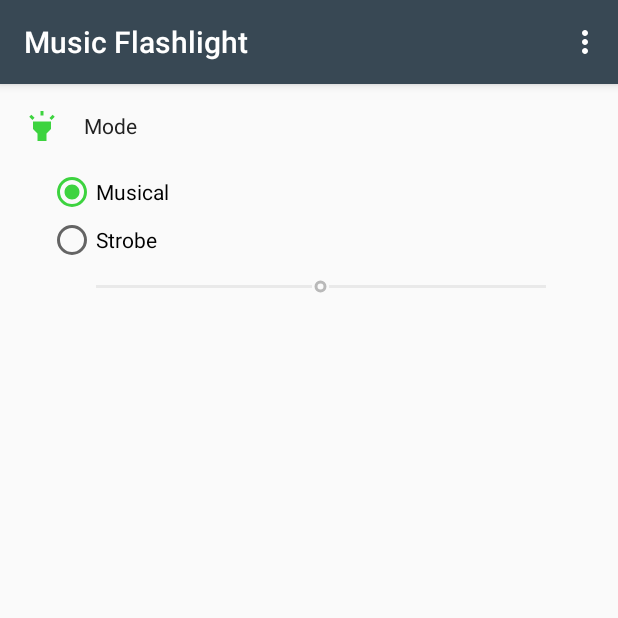
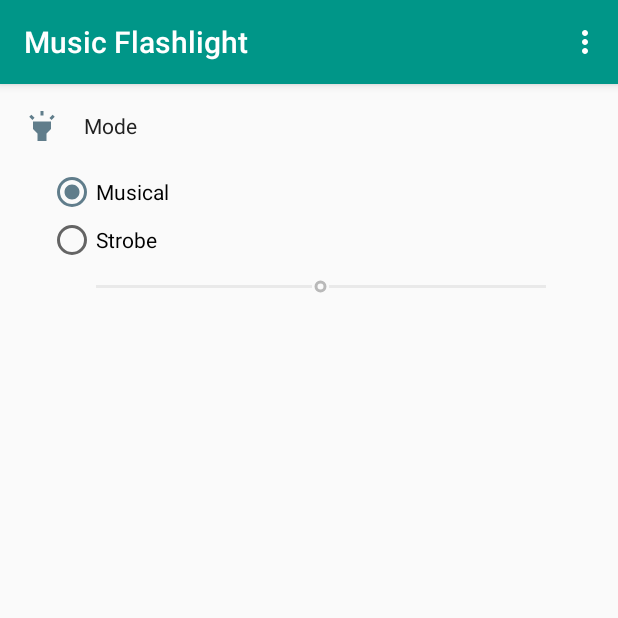
Before and after one commit to Theo95RO/MusicFlashlight, an Android app: the screen it shows after launch (MainActivity), in the options menu, after a tap on "About", on a phone screen of 412 x 824 dp, the top half of it. Run offline under Robolectric (Android 15) with nearby library versions, the phone set to English and light mode, and no system bars; our stand-ins replace AdMob; libraries missing offline, so code that uses them is left out: mehdi.sakout.aboutpage; 3 statements that could not run were skipped.

Commit message:
New design

```diff
--- a/app/build.gradle
+++ b/app/build.gradle
@@ -8,7 +8,7 @@ android {
         minSdkVersion 14
         targetSdkVersion 25
         versionCode 8
-        versionName "1.1.2"
+        versionName "1.2"
         testInstrumentationRunner "android.support.test.runner.AndroidJUnitRunner"
     }
     buildTypes {
--- a/app/src/main/AndroidManifest.xml
+++ b/app/src/main/AndroidManifest.xml
@@ -15,8 +15,8 @@
 
     <application
         android:allowBackup="true"
-        android:icon="@mipmap/ic_launcher"
-        android:roundIcon="@mipmap/ic_launcher"
+        android:icon="@mipmap/ic_launcher_teal"
+        android:roundIcon="@mipmap/ic_launcher_teal"
         android:label="@string/app_name"
         android:supportsRtl="true"
         android:theme="@style/AppTheme">
--- a/app/src/main/java/com/gmail/btheo95/musicflashlight/activity/MainActivity.java
+++ b/app/src/main/java/com/gmail/btheo95/musicflashlight/activity/MainActivity.java
@@ -1,8 +1,6 @@
 package com.gmail.btheo95.musicflashlight.activity;
 
-import android.animation.ArgbEvaluator;
-import android.animation.ObjectAnimator;
-import android.animation.ValueAnimator;
+import android.app.ActivityManager;
 import android.app.Fragment;
 import android.app.FragmentTransaction;
 import android.content.BroadcastReceiver;
@@ -13,11 +11,14 @@ import android.content.Intent;
 import android.content.IntentFilter;
 import android.content.ServiceConnection;
 import android.content.pm.PackageManager;
-import android.content.res.ColorStateList;
+import android.graphics.Bitmap;
+import android.graphics.BitmapFactory;
+import android.os.Build;
 import android.os.Bundle;
 import android.os.IBinder;
 import android.os.Vibrator;
 import android.support.annotation.NonNull;
+import android.support.annotation.RequiresApi;
 import android.support.design.widget.FloatingActionButton;
 import android.support.v4.content.ContextCompat;
 import android.support.v4.content.LocalBroadcastManager;
@@ -28,7 +29,6 @@ import android.view.Menu;
 import android.view.MenuInflater;
 import android.view.MenuItem;
 import android.view.View;
-import android.view.animation.DecelerateInterpolator;
 import android.widget.RadioGroup;
 import android.widget.SeekBar;
 import android.widget.Toast;
@@ -88,6 +88,9 @@ public class MainActivity extends AppCompatActivity implements AboutFragment.OnF
 
         mFirebaseAnalytics = FirebaseAnalytics.getInstance(this);
 
+        if (Build.VERSION.SDK_INT >= Build.VERSION_CODES.LOLLIPOP) {
+            initialiseRecentView();
+        }
         initialiseBroadcastReceiver();
         initialiseViews();
         startResources();
@@ -96,12 +99,26 @@ public class MainActivity extends AppCompatActivity implements AboutFragment.OnF
                 getFragmentManager().findFragmentById(R.id.main_fragment);
     }
 
+    @RequiresApi(api = Build.VERSION_CODES.LOLLIPOP)
+    private void initialiseRecentView() {
+        Bitmap bm = BitmapFactory.decodeResource(getResources(), R.mipmap.ic_launcher_teal);
+        ActivityManager.TaskDescription taskDesc = new ActivityManager.TaskDescription(getString(R.string.app_name), bm, ContextCompat.getColor(this, R.color.primary_dark));
+        setTaskDescription(taskDesc);
+    }
+
     private void initialiseViews() {
 
         mFab = (FloatingActionButton) findViewById(R.id.fab);
+        mFab.setOnClickListener(new View.OnClickListener() {
+
+            @Override
+            public void onClick(View view) {
+                fabAction(true);
+            }
+        });
+        changeFabIcon();
+
         mAdView = (AdView) findViewById(R.id.ad_view);
-
-
         mAdRequest = new AdRequest.Builder()
                 .addTestDevice("09CF6E3DB88CBC82AB6FDE98BE527965") // mine
                 .addTestDevice("CD6899493C29DB07F6BAA044F3576813") // htc
@@ -133,16 +150,7 @@ public class MainActivity extends AppCompatActivity implements AboutFragment.OnF
             }
         });
 
-        mFab.setOnClickListener(new View.OnClickListener() {
-
-            @Override
-            public void onClick(View view) {
-                fabAction(true);
-            }
-        });
-
         loadAd();
-        changeFabIcon();
     }
 
     private void initialiseBroadcastReceiver() {
@@ -413,7 +421,8 @@ public class MainActivity extends AppCompatActivity implements AboutFragment.OnF
         if (shouldVibrate) {
             vibrateFab();
         }
-        animateFab();
+
+//        animateFab();
         changeFabIcon();
 
         if (!mFlashIsOn) {
@@ -437,7 +446,7 @@ public class MainActivity extends AppCompatActivity implements AboutFragment.OnF
 
     private void updateFabState() {
         if (mFlashIsOn) {
-            mFab.setBackgroundTintList(ColorStateList.valueOf(ContextCompat.getColor(MainActivity.this, R.color.primary)));
+//            mFab.setBackgroundTintList(ColorStateList.valueOf(ContextCompat.getColor(MainActivity.this, R.color.primary)));
             changeFabIcon();
         }
         if (mCurrentFragmentId != -1) {
@@ -465,30 +474,30 @@ public class MainActivity extends AppCompatActivity implements AboutFragment.OnF
         vibrator.vibrate(25);
     }
 
-    private void animateFab() {
-        int initialColor;
-        int finalColor;
-        if (!mFlashIsOn) {
-            initialColor = ContextCompat.getColor(MainActivity.this, R.color.primary);
-            finalColor = ContextCompat.getColor(MainActivity.this, R.color.accent);
-        } else {
-            initialColor = ContextCompat.getColor(MainActivity.this, R.color.accent);
-            finalColor = ContextCompat.getColor(MainActivity.this, R.color.primary);
-        }
-
-        //could try ObjectAnimator
-        final ValueAnimator animator = ObjectAnimator.ofInt(initialColor, finalColor);
-        animator.setEvaluator(new ArgbEvaluator());
-        animator.setInterpolator(new DecelerateInterpolator(1));
-        animator.addUpdateListener(new ObjectAnimator.AnimatorUpdateListener() {
-            @Override
-            public void onAnimationUpdate(ValueAnimator animation) {
-                int animatedValue = (int) animation.getAnimatedValue();
-                mFab.setBackgroundTintList(ColorStateList.valueOf(animatedValue));
-            }
-        });
-        animator.start();
-    }
+//    private void animateFab() {
+//        int initialColor;
+//        int finalColor;
+//        if (!mFlashIsOn) {
+//            initialColor = ContextCompat.getColor(MainActivity.this, R.color.primary);
+//            finalColor = ContextCompat.getColor(MainActivity.this, R.color.accent);
+//        } else {
+//            initialColor = ContextCompat.getColor(MainActivity.this, R.color.accent);
+//            finalColor = ContextCompat.getColor(MainActivity.this, R.color.primary);
+//        }
+//
+//        //could try ObjectAnimator
+//        final ValueAnimator animator = ObjectAnimator.ofInt(initialColor, finalColor);
+//        animator.setEvaluator(new ArgbEvaluator());
+//        animator.setInterpolator(new DecelerateInterpolator(1));
+//        animator.addUpdateListener(new ObjectAnimator.AnimatorUpdateListener() {
+//            @Override
+//            public void onAnimationUpdate(ValueAnimator animation) {
+//                int animatedValue = (int) animation.getAnimatedValue();
+//                mFab.setBackgroundTintList(ColorStateList.valueOf(animatedValue));
+//            }
+//        });
+//        animator.start();
+//    }
 
     private void showPermissionsRationale() {
         AlertDialog.Builder builder = new AlertDialog.Builder(this);
--- a/app/src/main/java/com/gmail/btheo95/musicflashlight/fragment/AboutFragment.java
+++ b/app/src/main/java/com/gmail/btheo95/musicflashlight/fragment/AboutFragment.java
@@ -46,7 +46,7 @@ public class AboutFragment extends Fragment {
         return new AboutPage(mContext)
                 .isRTL(false) // right to left
                 .setDescription(getString(R.string.fragment_about_description, getString(R.string.app_name)))
-                .setImage(R.mipmap.ic_launcher)
+                .setImage(R.mipmap.ic_launcher_teal)
                 .addItem(new Element().setTitle(getString(R.string.fragment_about_version, getString(R.string.version_number))))
                 .addGroup(getString(R.string.fragment_about_connect_with_us_section))
                 .addEmail(getString(R.string.email_feedback))
--- a/app/src/main/java/com/gmail/btheo95/musicflashlight/resource/FlashCamera.java
+++ b/app/src/main/java/com/gmail/btheo95/musicflashlight/resource/FlashCamera.java
@@ -51,7 +51,11 @@ public class FlashCamera {
     }
 
     public void startCamera() throws IOException, CameraNotReachebleException, FlashNotReachebleException {
-        mCamera = Camera.open();
+        try {
+            mCamera = Camera.open();
+        } catch (RuntimeException ex) {
+            throw new CameraNotReachebleException();
+        }
         if (mCamera == null) {
             throw new CameraNotReachebleException();
         }
--- a/app/src/main/res/layout-land/activity_main.xml
+++ b/app/src/main/res/layout-land/activity_main.xml
@@ -32,6 +32,7 @@
         android:layout_margin="16dp"
         android:clickable="true"
         android:src="@drawable/ic_flash_on_white_24dp"
+        app:backgroundTint="@color/primary"
         app:elevation="4dp"
         app:fabSize="normal" />
 
--- a/app/src/main/res/layout/activity_main.xml
+++ b/app/src/main/res/layout/activity_main.xml
@@ -41,6 +41,7 @@
             android:layout_margin="16dp"
             android:clickable="true"
             android:src="@drawable/ic_flash_on_white_24dp"
+            app:backgroundTint="@color/primary"
             app:elevation="4dp"
             app:fabSize="normal" />
 
--- a/app/src/main/res/values/colors.xml
+++ b/app/src/main/res/values/colors.xml
@@ -1,28 +1,26 @@
 <?xml version="1.0" encoding="utf-8"?>
 <resources>
-    <color name="colorPrimary">#3F51B5</color>
-    <color name="colorPrimaryDark">#303F9F</color>
-    <color name="colorAccent">#FF4081</color>
 
-    <color name="primary">#384854</color>
-    <!--<color name="primary">#607D8B</color>-->
-    <color name="primary_dark">#222c33</color>
-    <!--<color name="primary_dark">#455A64</color>-->
-    <color name="primary_light">#CFD8DC</color>
-    <color name="accent">#3dd33f</color>
-    <!--<color name="accent">#4CAF50</color>-->
-
-
-    <!--<color name="primary">#ffffff</color>-->
-    <!--<color name="primary_dark">#e6e6e6</color>-->
-    <!--<color name="primary_light">#CFD8DC</color>-->
-    <!--<color name="accent">#fff</color>-->
-
-
+    <color name="primary">#009688</color>
+    <color name="primary_light">#B2DFDB</color>
+    <color name="primary_dark">#00796B</color>
+    <color name="accent">#607D8B</color>
     <color name="primary_text">#212121</color>
     <color name="secondary_text">#757575</color>
     <color name="icons">#FFFFFF</color>
     <color name="divider">#BDBDBD</color>
 
-    <color name="black">#000000</color>
+    <color name="primary_recent">#00695C</color>
+    <color name="accent_darker">#546E7A</color>
+    <!--<color name="accent">#4DB6AC</color>-->
+
+    <!--<color name="primary">#43A047</color>-->
+    <!--<color name="primary_dark">#1B5E20</color>-->
+    <!--<color name="primary_light">#C8E6C9</color>-->
+    <!--<color name="accent">#607D8B</color>-->
+    <!--<color name="primary_text">#212121</color>-->
+    <!--<color name="secondary_text">#757575</color>-->
+    <!--<color name="icons">#FFFFFF</color>-->
+    <!--<color name="divider">#BDBDBD</color>-->
+
 </resources>
--- a/app/src/main/res/values/constant_strings.xml
+++ b/app/src/main/res/values/constant_strings.xml
@@ -2,7 +2,7 @@
 <resources xmlns:android="http://schemas.android.com/apk/res/android">
 
     <!--suppress MissingTranslation -->
-    <string name="version_number">1.1.1</string>
+    <string name="version_number">1.2</string>
     <!--suppress MissingTranslation -->
     <string name="email_feedback">musicflashlightfeedback@gmail.com</string>
     <!--suppress MissingTranslation -->
```
Also changed, not shown: app/src/main/ic_launcher_teal-web.png (added), app/src/main/res/mipmap-hdpi/ic_launcher_teal.png (added), app/src/main/res/mipmap-mdpi/ic_launcher_teal.png (added), app/src/main/res/mipmap-xhdpi/ic_launcher_teal.png (added), app/src/main/res/mipmap-xxhdpi/ic_launcher_teal.png (added), app/src/main/res/mipmap-xxxhdpi/ic_launcher_teal.png (added), 1 other file.
